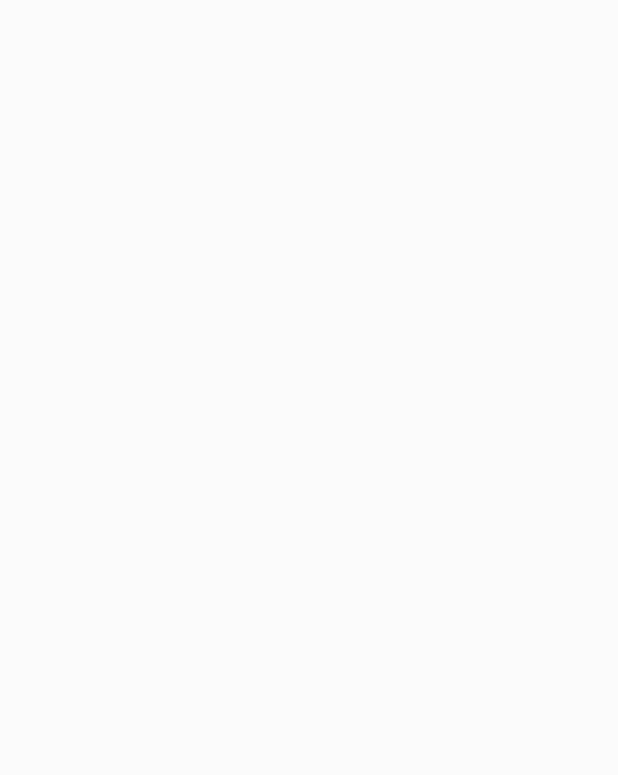
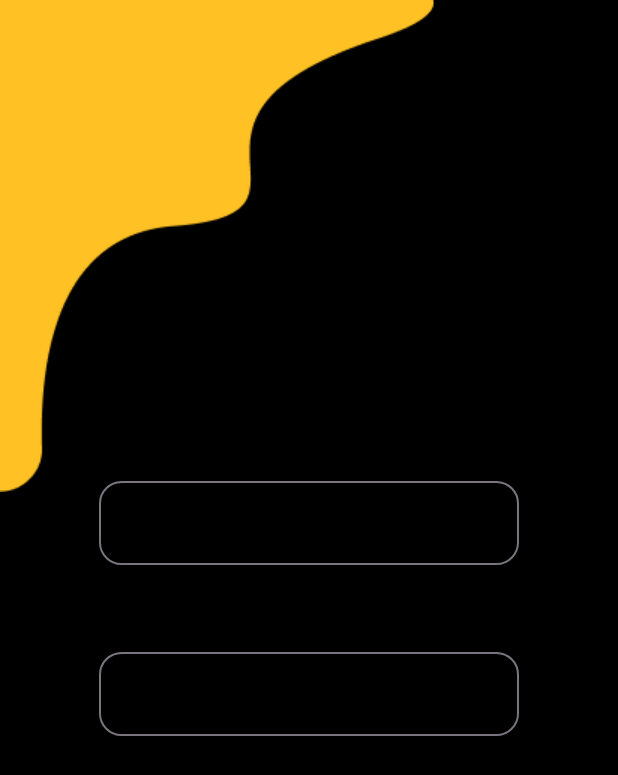
Before and after one commit to Dimonchick0-0/Flavi, an Android app built with Jetpack Compose: the screen it shows after launch (MainActivity), on a phone screen of 412 x 824 dp. Before the commit the part shown is empty. Shown: the top 775 px of the screen. Run offline under Robolectric (Android 15) with nearby library versions, the phone set to English and light mode, and no system bars.

Commit message:
Create second screen. Registration and authorization. Version one

```diff
--- /dev/null
+++ b/app/src/main/java/com/example/flavi/presentation/AuthorizationScreen.kt
@@ -0,0 +1,124 @@
+package com.example.flavi.presentation
+
+import androidx.compose.foundation.Image
+import androidx.compose.foundation.layout.Arrangement
+import androidx.compose.foundation.layout.Column
+import androidx.compose.foundation.layout.Row
+import androidx.compose.foundation.layout.Spacer
+import androidx.compose.foundation.layout.fillMaxSize
+import androidx.compose.foundation.layout.height
+import androidx.compose.foundation.layout.padding
+import androidx.compose.foundation.shape.RoundedCornerShape
+import androidx.compose.material3.ButtonDefaults
+import androidx.compose.material3.ElevatedButton
+import androidx.compose.material3.MaterialTheme
+import androidx.compose.material3.OutlinedButton
+import androidx.compose.material3.OutlinedTextField
+import androidx.compose.material3.OutlinedTextFieldDefaults
+import androidx.compose.material3.Scaffold
+import androidx.compose.material3.Text
+import androidx.compose.runtime.Composable
+import androidx.compose.ui.Alignment
+import androidx.compose.ui.Modifier
+import androidx.compose.ui.graphics.Color
+import androidx.compose.ui.res.painterResource
+import androidx.compose.ui.res.stringResource
+import androidx.compose.ui.text.SpanStyle
+import androidx.compose.ui.text.buildAnnotatedString
+import androidx.compose.ui.text.font.FontFamily
+import androidx.compose.ui.text.font.FontWeight
+import androidx.compose.ui.text.style.TextAlign
+import androidx.compose.ui.text.style.TextDecoration
+import androidx.compose.ui.text.withStyle
+import androidx.compose.ui.unit.dp
+import androidx.compose.ui.unit.sp
+import com.example.flavi.R
+
+@Composable
+fun AuthorizationScreen(modifier: Modifier = Modifier) {
+    Scaffold { paddingValues ->
+        Image(
+            painter = painterResource(id = R.drawable.rect1),
+            contentDescription = ""
+        )
+        Image(
+            painter = painterResource(id = R.drawable.rect2),
+            contentDescription = ""
+        )
+        Column(
+            modifier = modifier
+                .padding(paddingValues)
+                .fillMaxSize(),
+            horizontalAlignment = Alignment.CenterHorizontally,
+            verticalArrangement = Arrangement.Center
+        ) {
+            Text(
+                modifier = Modifier.padding(top = 68.dp),
+                text = "Авторизация аккаунта",
+                fontSize = 28.sp,
+                color = Color.Black,
+                fontWeight = FontWeight.ExtraBold,
+                fontFamily = FontFamily.Serif
+            )
+            TextFieldAuthorization(title = "Почта")
+            TextFieldAuthorization(title = "Пароль")
+            ElevatedButton(
+                modifier = Modifier.padding(top = 50.dp),
+                onClick = {},
+                shape = RoundedCornerShape(15.dp),
+                colors = ButtonDefaults.elevatedButtonColors(
+                    containerColor = Color.Black,
+                    contentColor = MaterialTheme.colorScheme.background
+                )
+            ) {
+                Text(
+                    text = stringResource(id = R.string.auth_btn_text),
+                    fontSize = 20.sp
+                )
+            }
+            TextAuthorization()
+        }
+    }
+}
+
+@Composable
+private fun TextAuthorization() {
+    Spacer(modifier = Modifier.height(50.dp))
+    Text(
+        buildAnnotatedString {
+            withStyle(
+                SpanStyle(fontSize = 17.sp, color = Color.Black)
+            ) {
+                append(text = "Нет аккаунта?")
+            }
+            withStyle(
+                SpanStyle(
+                    fontSize = 17.sp,
+                    textDecoration = TextDecoration.Underline,
+                    color = Color.Black
+                )
+            ) {
+                append(text = " Зарегистрируйтесь!")
+            }
+        }
+    )
+}
+
+@Composable
+private fun TextFieldAuthorization(title: String) {
+    OutlinedTextField(
+        modifier = Modifier.padding(top = 50.dp),
+        value = "",
+        onValueChange = {},
+        label = {
+            Text(
+                text = title,
+                color = Color.Black
+            )
+        },
+        colors = OutlinedTextFieldDefaults.colors(
+            focusedContainerColor = Color.White
+        ),
+        shape = RoundedCornerShape(15.dp)
+    )
+}
--- a/app/src/main/java/com/example/flavi/presentation/MainActivity.kt
+++ b/app/src/main/java/com/example/flavi/presentation/MainActivity.kt
@@ -12,7 +12,7 @@ class MainActivity : ComponentActivity() {
         enableEdgeToEdge()
         setContent {
             FlaviTheme {
-
+                AuthorizationScreen()
             }
         }
     }
--- a/app/src/main/java/com/example/flavi/ui/theme/Color.kt
+++ b/app/src/main/java/com/example/flavi/ui/theme/Color.kt
@@ -2,10 +2,8 @@ package com.example.flavi.ui.theme
 
 import androidx.compose.ui.graphics.Color
 
-val Purple80 = Color(0xFFD0BCFF)
-val PurpleGrey80 = Color(0xFFCCC2DC)
-val Pink80 = Color(0xFFEFB8C8)
-
-val Purple40 = Color(0xFF6650a4)
-val PurpleGrey40 = Color(0xFF625b71)
-val Pink40 = Color(0xFF7D5260)
+val Yellow = Color(0xFFF2C94C)
+val Gray500 = Color(0xFF333333)
+val Gray100 = Color(0xCC42423F)
+val White = Color(0xFFFFFFFF)
+val Black = Color(0xFF000000)
--- a/app/src/main/java/com/example/flavi/ui/theme/Theme.kt
+++ b/app/src/main/java/com/example/flavi/ui/theme/Theme.kt
@@ -1,6 +1,5 @@
 package com.example.flavi.ui.theme
 
-import android.app.Activity
 import android.os.Build
 import androidx.compose.foundation.isSystemInDarkTheme
 import androidx.compose.material3.MaterialTheme
@@ -9,35 +8,26 @@ import androidx.compose.material3.dynamicDarkColorScheme
 import androidx.compose.material3.dynamicLightColorScheme
 import androidx.compose.material3.lightColorScheme
 import androidx.compose.runtime.Composable
+import androidx.compose.ui.graphics.Color
 import androidx.compose.ui.platform.LocalContext
 
 private val DarkColorScheme = darkColorScheme(
-    primary = Purple80,
-    secondary = PurpleGrey80,
-    tertiary = Pink80
+    primary = Yellow,
+    background = White,
+    tertiary = Gray100
 )
 
 private val LightColorScheme = lightColorScheme(
-    primary = Purple40,
-    secondary = PurpleGrey40,
-    tertiary = Pink40
-
-    /* Other default colors to override
-    background = Color(0xFFFFFBFE),
-    surface = Color(0xFFFFFBFE),
-    onPrimary = Color.White,
-    onSecondary = Color.White,
-    onTertiary = Color.White,
-    onBackground = Color(0xFF1C1B1F),
-    onSurface = Color(0xFF1C1B1F),
-    */
+    primary = Gray500,
+    background = Black,
+    tertiary = Gray100
 )
 
 @Composable
 fun FlaviTheme(
     darkTheme: Boolean = isSystemInDarkTheme(),
     // Dynamic color is available on Android 12+
-    dynamicColor: Boolean = true,
+    dynamicColor: Boolean = false,
     content: @Composable () -> Unit
 ) {
     val colorScheme = when {
--- a/app/src/main/res/values/colors.xml
+++ b/app/src/main/res/values/colors.xml
@@ -7,4 +7,5 @@
     <color name="teal_700">#FF018786</color>
     <color name="black">#FF000000</color>
     <color name="white">#FFFFFFFF</color>
+    <color name="blue">#0a6bfc</color>
 </resources>
--- a/app/src/main/res/values/strings.xml
+++ b/app/src/main/res/values/strings.xml
@@ -1,3 +1,5 @@
 <resources>
     <string name="app_name">Flavi</string>
+    <string name="reg_btn_text">Зарегистрироваться</string>
+    <string name="auth_btn_text">Авторизоваться</string>
 </resources>
```
Also changed, not shown: app/src/main/java/com/example/flavi/presentation/RegistrationScreen.kt (added, +135 -0 lines), app/src/main/res/drawable/fire.png (added), app/src/main/res/drawable/rect1.png (added), app/src/main/res/drawable/rect2.png (added).
